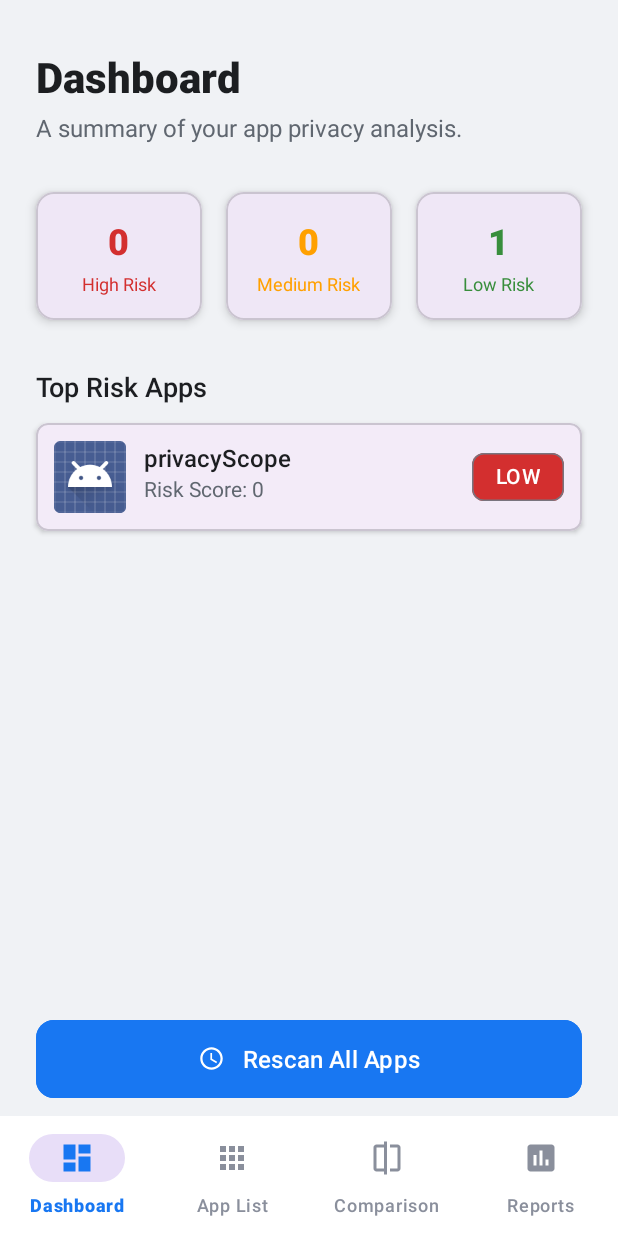
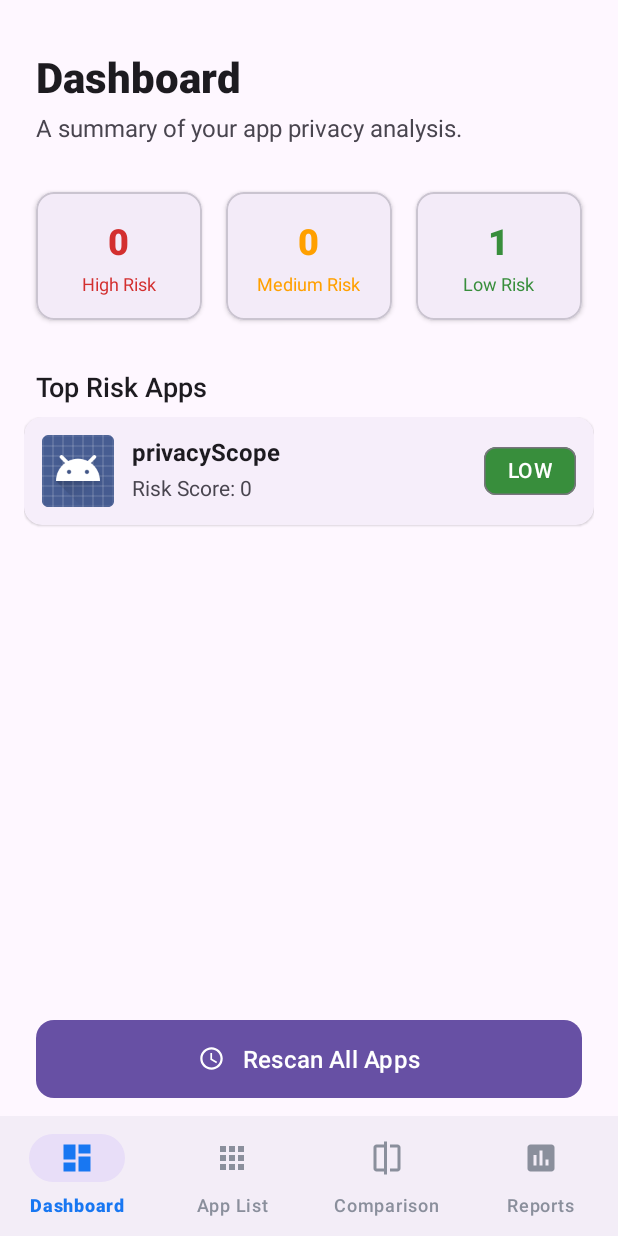
Before and after one commit to dipesh268/privacyScope, an Android app: the MainActivity screen opened directly, with no data from a screen before it, on a phone screen of 412 x 824 dp. Run offline under Robolectric (Android 15) with nearby library versions, the phone set to English and light mode, and no system bars.

Commit message:
update UI of the Application(System thame mode)

```diff
--- a/app/src/main/java/com/example/privacyscope/RiskyAppsAdapter.java
+++ b/app/src/main/java/com/example/privacyscope/RiskyAppsAdapter.java
@@ -2,23 +2,28 @@ package com.example.privacyscope;
 
 import android.content.Context;
 import android.content.Intent;
+import android.content.res.ColorStateList;
 import android.view.LayoutInflater;
 import android.view.View;
 import android.view.ViewGroup;
 import android.widget.ImageView;
 import android.widget.TextView;
+
 import androidx.annotation.NonNull;
+import androidx.core.content.ContextCompat;
 import androidx.recyclerview.widget.RecyclerView;
+
 import com.google.android.material.chip.Chip;
+
 import java.util.List;
 
 public class RiskyAppsAdapter extends RecyclerView.Adapter<RiskyAppsAdapter.ViewHolder> {
 
-    private final List<AppInfo> appList;
+    private final List<AppInfo> riskyApps;
     private final Context context;
 
-    public RiskyAppsAdapter(List<AppInfo> appList, Context context) {
-        this.appList = appList;
+    public RiskyAppsAdapter(List<AppInfo> riskyApps, Context context) {
+        this.riskyApps = riskyApps;
         this.context = context;
     }
 
@@ -31,14 +36,34 @@ public class RiskyAppsAdapter extends RecyclerView.Adapter<RiskyAppsAdapter.View
 
     @Override
     public void onBindViewHolder(@NonNull ViewHolder holder, int position) {
-        AppInfo app = appList.get(position);
+        AppInfo app = riskyApps.get(position);
 
+        holder.appIcon.setImageDrawable(app.getIcon());
         holder.appName.setText(app.getAppName());
         holder.riskScore.setText("Risk Score: " + app.getRiskScore());
-        holder.appIcon.setImageDrawable(app.getIcon());
-        holder.riskChip.setText(app.getRiskLevel().name());
 
-        // Set listener to open the detail activity, passing the package name
+        AppInfo.RiskLevel level = app.getRiskLevel();
+        holder.riskChip.setText(level.toString());
+
+        int chipColorRes;
+        switch (level) {
+            case HIGH:
+                chipColorRes = R.color.risk_high;
+                break;
+            case MEDIUM:
+                chipColorRes = R.color.risk_medium;
+                break;
+            default: // LOW
+                chipColorRes = R.color.risk_low;
+                break;
+        }
+
+        // --- THIS IS THE FIX ---
+        // This is a more robust way to set the background color that respects themes.
+        holder.riskChip.setChipBackgroundColor(ColorStateList.valueOf(ContextCompat.getColor(context, chipColorRes)));
+        // --- END OF FIX ---
+
+
         holder.itemView.setOnClickListener(v -> {
             Intent intent = new Intent(context, AppDetailActivity.class);
             intent.putExtra("PACKAGE_NAME", app.getPackageName());
@@ -48,12 +73,13 @@ public class RiskyAppsAdapter extends RecyclerView.Adapter<RiskyAppsAdapter.View
 
     @Override
     public int getItemCount() {
-        return appList.size();
+        return riskyApps.size();
     }
 
     public static class ViewHolder extends RecyclerView.ViewHolder {
         ImageView appIcon;
-        TextView appName, riskScore;
+        TextView appName;
+        TextView riskScore;
         Chip riskChip;
 
         public ViewHolder(@NonNull View itemView) {
--- a/app/src/main/res/layout/activity_main.xml
+++ b/app/src/main/res/layout/activity_main.xml
@@ -4,7 +4,7 @@
     xmlns:tools="http://schemas.android.com/tools"
     android:layout_width="match_parent"
     android:layout_height="match_parent"
-    android:background="#F0F2F5"
+    android:background="?attr/colorSurface"
     tools:context=".MainActivity">
 
     <!-- Header Title -->
@@ -17,7 +17,7 @@
         android:layout_marginEnd="24dp"
         android:fontFamily="sans-serif-medium"
         android:text="Dashboard"
-        android:textColor="#1C1E21"
+        android:textColor="?attr/colorOnSurface"
         android:textSize="28sp"
         android:textStyle="bold"
         app:layout_constraintEnd_toEndOf="parent"
@@ -32,7 +32,7 @@
         android:layout_marginTop="4dp"
         android:layout_marginEnd="24dp"
         android:text="A summary of your app privacy analysis."
-        android:textColor="#606770"
+        android:textColor="?attr/colorOnSurfaceVariant"
         android:textSize="16sp"
         app:layout_constraintEnd_toEndOf="parent"
         app:layout_constraintStart_toStartOf="parent"
@@ -59,7 +59,7 @@
             android:layout_margin="8dp"
             android:layout_weight="1"
             app:cardCornerRadius="12dp"
-            app:cardElevation="4dp">
+            app:cardElevation="2dp">
 
             <LinearLayout
                 android:layout_width="match_parent"
@@ -73,15 +73,15 @@
                     android:layout_width="wrap_content"
                     android:layout_height="wrap_content"
                     android:fontFamily="sans-serif-black"
-                    tools:text="0"
-                    android:textColor="#D32F2F"
+                    tools:text="5"
+                    android:textColor="@color/risk_high"
                     android:textSize="24sp" />
 
                 <TextView
                     android:layout_width="wrap_content"
                     android:layout_height="wrap_content"
                     android:text="High Risk"
-                    android:textColor="#D32F2F"
+                    android:textColor="@color/risk_high"
                     android:textSize="12sp"
                     android:layout_marginTop="4dp"/>
             </LinearLayout>
@@ -94,7 +94,7 @@
             android:layout_margin="8dp"
             android:layout_weight="1"
             app:cardCornerRadius="12dp"
-            app:cardElevation="4dp">
+            app:cardElevation="2dp">
 
             <LinearLayout
                 android:layout_width="match_parent"
@@ -108,15 +108,15 @@
                     android:layout_width="wrap_content"
                     android:layout_height="wrap_content"
                     android:fontFamily="sans-serif-black"
-                    tools:text="0"
-                    android:textColor="#FFA000"
+                    tools:text="12"
+                    android:textColor="@color/risk_medium"
                     android:textSize="24sp" />
 
                 <TextView
                     android:layout_width="wrap_content"
                     android:layout_height="wrap_content"
                     android:text="Medium Risk"
-                    android:textColor="#FFA000"
+                    android:textColor="@color/risk_medium"
                     android:textSize="12sp"
                     android:layout_marginTop="4dp"/>
             </LinearLayout>
@@ -129,7 +129,7 @@
             android:layout_margin="8dp"
             android:layout_weight="1"
             app:cardCornerRadius="12dp"
-            app:cardElevation="4dp">
+            app:cardElevation="2dp">
 
             <LinearLayout
                 android:layout_width="match_parent"
@@ -143,15 +143,15 @@
                     android:layout_width="wrap_content"
                     android:layout_height="wrap_content"
                     android:fontFamily="sans-serif-black"
-                    tools:text="0"
-                    android:textColor="#388E3C"
+                    tools:text="42"
+                    android:textColor="@color/risk_low"
                     android:textSize="24sp" />
 
                 <TextView
                     android:layout_width="wrap_content"
                     android:layout_height="wrap_content"
                     android:text="Low Risk"
-                    android:textColor="#388E3C"
+                    android:textColor="@color/risk_low"
                     android:textSize="12sp"
                     android:layout_marginTop="4dp"/>
             </LinearLayout>
@@ -167,7 +167,7 @@
         android:layout_marginTop="24dp"
         android:fontFamily="sans-serif-medium"
         android:text="Top Risk Apps"
-        android:textColor="#1C1E21"
+        android:textColor="?attr/colorOnSurface"
         android:textSize="18sp"
         app:layout_constraintStart_toStartOf="parent"
         app:layout_constraintTop_toBottomOf="@id/heatmapLayout" />
@@ -194,7 +194,6 @@
         android:layout_marginStart="24dp"
         android:layout_marginEnd="24dp"
         android:layout_marginBottom="8dp"
-        android:backgroundTint="#1877F2"
         android:text="Rescan All Apps"
         android:textAllCaps="false"
         android:textSize="16sp"
@@ -209,15 +208,15 @@
     <!-- Bottom Navigation Bar for main app modules -->
     <com.google.android.material.bottomnavigation.BottomNavigationView
         android:id="@+id/bottom_navigation"
-        android:layout_width="match_parent"
+        android:layout_width="0dp"
         android:layout_height="wrap_content"
+        android:background="?attr/colorSurfaceContainer"
+        app:itemIconTint="@color/bottom_nav_color"
+        app:itemTextColor="@color/bottom_nav_color"
+        app:labelVisibilityMode="labeled"
         app:layout_constraintBottom_toBottomOf="parent"
         app:layout_constraintEnd_toEndOf="parent"
         app:layout_constraintStart_toStartOf="parent"
-        app:menu="@menu/bottom_nav_menu"
-        app:labelVisibilityMode="labeled"
-        android:background="#FFFFFF"
-        app:itemIconTint="@color/bottom_nav_color"
-        app:itemTextColor="@color/bottom_nav_color"/>
+        app:menu="@menu/bottom_nav_menu" />
 
 </androidx.constraintlayout.widget.ConstraintLayout>
--- a/app/src/main/res/layout/list_item_app.xml
+++ b/app/src/main/res/layout/list_item_app.xml
@@ -34,7 +34,7 @@
             android:layout_height="wrap_content"
             android:layout_marginStart="16dp"
             android:fontFamily="sans-serif-medium"
-            android:textColor="#1C1E21"
+
             android:textSize="16sp"
             app:layout_constraintStart_toEndOf="@id/appIcon"
             app:layout_constraintTop_toTopOf="@id/appIcon"
@@ -46,7 +46,6 @@
             android:id="@+id/appPackageName"
             android:layout_width="0dp"
             android:layout_height="wrap_content"
-            android:textColor="#606770"
             android:textSize="14sp"
             app:layout_constraintStart_toStartOf="@+id/appName"
             app:layout_constraintTop_toBottomOf="@id/appName"
--- a/app/src/main/res/layout/list_item_insight.xml
+++ b/app/src/main/res/layout/list_item_insight.xml
@@ -7,6 +7,5 @@
     android:background="@drawable/insight_background"
     android:padding="16dp"
     android:layout_marginTop="8dp"
-    android:textColor="@color/textColorPrimary"
     android:textSize="16sp"
     tools:text="Maximum privacy risk" />
--- a/app/src/main/res/layout/list_item_permission.xml
+++ b/app/src/main/res/layout/list_item_permission.xml
@@ -8,14 +8,13 @@
     android:paddingBottom="12dp"
     android:paddingStart="16dp"
     android:paddingEnd="16dp"
-    android:layout_marginBottom="8dp"
-    android:background="#FFFFFF">
+    android:background="@drawable/insight_background"
+    android:layout_marginBottom="8dp">
 
     <TextView
         android:id="@+id/permissionName"
         android:layout_width="wrap_content"
         android:layout_height="wrap_content"
-        android:textColor="#1C1E21"
         android:textSize="16sp"
         android:fontFamily="sans-serif-medium"
         tools:text="ACCESS_FINE_LOCATION" />
--- a/app/src/main/res/layout/list_item_risky_app.xml
+++ b/app/src/main/res/layout/list_item_risky_app.xml
@@ -4,12 +4,10 @@
     xmlns:tools="http://schemas.android.com/tools"
     android:layout_width="match_parent"
     android:layout_height="wrap_content"
-    android:layout_marginStart="8dp"
-    android:layout_marginTop="4dp"
-    android:layout_marginEnd="8dp"
-    android:layout_marginBottom="4dp"
-    app:cardCornerRadius="8dp"
-    app:cardElevation="2dp">
+    android:layout_marginBottom="8dp"
+    app:cardCornerRadius="12dp"
+    app:cardElevation="1dp"
+    app:strokeWidth="0dp">
 
     <androidx.constraintlayout.widget.ConstraintLayout
         android:layout_width="match_parent"
@@ -23,16 +21,18 @@
             app:layout_constraintStart_toStartOf="parent"
             app:layout_constraintTop_toTopOf="parent"
             app:layout_constraintBottom_toBottomOf="parent"
-            tools:srcCompat="@tools:sample/avatars" />
+            tools:src="@tools:sample/avatars" />
 
         <TextView
             android:id="@+id/appName"
             android:layout_width="0dp"
             android:layout_height="wrap_content"
             android:layout_marginStart="12dp"
-            android:fontFamily="sans-serif-medium"
-            android:textColor="#1C1E21"
+            android:ellipsize="end"
+            android:maxLines="1"
+            android:textColor="?attr/colorOnSurface"
             android:textSize="16sp"
+            android:textStyle="bold"
             app:layout_constraintEnd_toStartOf="@+id/riskChip"
             app:layout_constraintStart_toEndOf="@id/appIcon"
             app:layout_constraintTop_toTopOf="@id/appIcon"
@@ -40,26 +40,26 @@
 
         <TextView
             android:id="@+id/riskScore"
-            android:layout_width="wrap_content"
+            android:layout_width="0dp"
             android:layout_height="wrap_content"
             android:layout_marginStart="12dp"
-            android:textColor="#606770"
+            android:textColor="?attr/colorOnSurfaceVariant"
             android:textSize="14sp"
             app:layout_constraintStart_toEndOf="@id/appIcon"
             app:layout_constraintTop_toBottomOf="@id/appName"
+            app:layout_constraintBottom_toBottomOf="@id/appIcon"
             tools:text="Risk Score: 85" />
 
         <com.google.android.material.chip.Chip
             android:id="@+id/riskChip"
             android:layout_width="wrap_content"
             android:layout_height="wrap_content"
-            android:text="High Risk"
-            android:textColor="@color/white"
-            app:chipBackgroundColor="#D32F2F"
+            app:layout_constraintEnd_toEndOf="parent"
+            app:layout_constraintTop_toTopOf="parent"
             app:layout_constraintBottom_toBottomOf="parent"
-            app:layout_constraintEnd_toEndOf="parent"
-            app:layout_constraintTop_toTopOf="parent" />
+            tools:text="High Risk"
+            tools:chipBackgroundColor="@color/risk_high"
+            android:textColor="@color/white"/>
 
     </androidx.constraintlayout.widget.ConstraintLayout>
-
 </com.google.android.material.card.MaterialCardView>
--- a/app/src/main/res/layout/list_item_tracker.xml
+++ b/app/src/main/res/layout/list_item_tracker.xml
@@ -4,10 +4,11 @@
     android:layout_height="wrap_content"
     xmlns:tools="http://schemas.android.com/tools"
     android:orientation="horizontal"
-    android:paddingTop="8dp"
-    android:paddingBottom="8dp"
+    android:paddingTop="12dp"
+    android:paddingBottom="12dp"
     android:paddingStart="16dp"
     android:paddingEnd="16dp"
+    android:background="@drawable/insight_background"
     android:gravity="center_vertical">
 
     <TextView
@@ -15,7 +16,6 @@
         android:layout_width="0dp"
         android:layout_height="wrap_content"
         android:layout_weight="1"
-        android:textColor="@color/textColorPrimary"
         android:textSize="16sp"
         tools:text="Facebook SDK" />
 
```
Also changed, not shown: app/src/main/res/layout/activity_app_detail.xml (+6 -3 lines), app/src/main/res/layout/activity_app_list.xml (+9 -9 lines).
